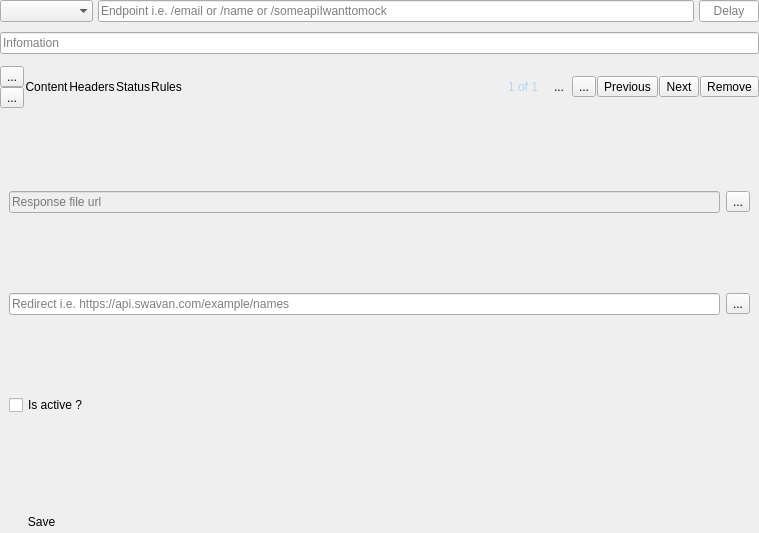
Above: templates/endpoint_identifier.ui from swavan/oneui before the change. Below: the same form after it.
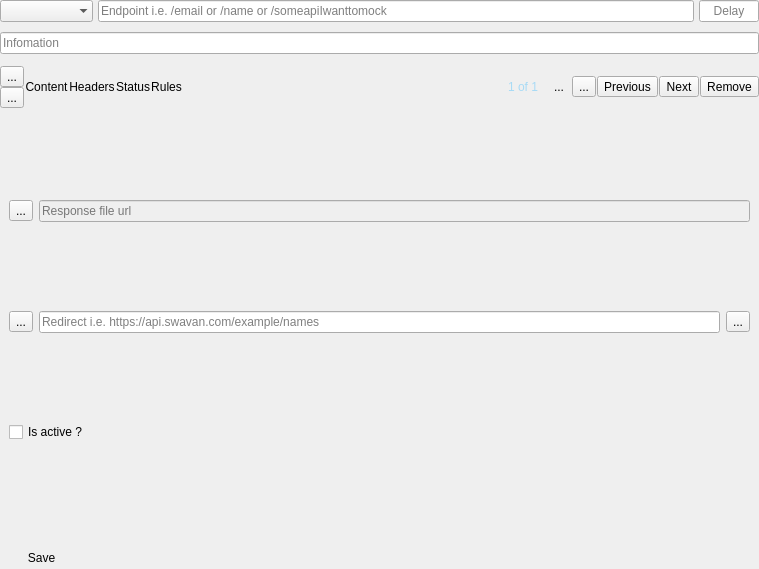
That is the form after the change. The open tabs and pages were chosen to show the change. Icons and pictures are not drawn.

Diff of the .ui file:
```diff
--- a/templates/endpoint_identifier.ui
+++ b/templates/endpoint_identifier.ui
@@ -7,7 +7,7 @@
     <x>0</x>
     <y>0</y>
     <width>759</width>
-    <height>533</height>
+    <height>569</height>
    </rect>
   </property>
   <property name="sizePolicy">
@@ -503,16 +503,6 @@
           <layout class="QVBoxLayout" name="verticalLayout_3">
            <item>
             <layout class="QHBoxLayout" name="horizontalLayout_8">
-             <item>
-              <widget class="QLineEdit" name="file_url_input">
-               <property name="enabled">
-                <bool>false</bool>
-               </property>
-               <property name="placeholderText">
-                <string>Response file url</string>
-               </property>
-              </widget>
-             </item>
              <item>
               <widget class="QToolButton" name="upload_btn">
                <property name="text">
@@ -524,6 +514,16 @@
                </property>
               </widget>
              </item>
+             <item>
+              <widget class="QLineEdit" name="file_url_input">
+               <property name="enabled">
+                <bool>false</bool>
+               </property>
+               <property name="placeholderText">
+                <string>Response file url</string>
+               </property>
+              </widget>
+             </item>
             </layout>
            </item>
           </layout>
@@ -533,6 +533,17 @@
          </item>
          <item>
           <layout class="QHBoxLayout" name="horizontalLayout_4">
+           <item>
+            <widget class="QToolButton" name="redirect_response_modify">
+             <property name="text">
+              <string>...</string>
+             </property>
+             <property name="icon">
+              <iconset>
+               <normaloff>../assets/images/icons/edit.ico</normaloff>../assets/images/icons/edit.ico</iconset>
+             </property>
+            </widget>
+           </item>
            <item>
             <widget class="QLineEdit" name="redirect_input">
              <property name="placeholderText">
@@ -541,7 +552,7 @@
             </widget>
            </item>
            <item>
-            <widget class="QToolButton" name="redirect_response_modify">
+            <widget class="QToolButton" name="btn_open_url">
              <property name="text">
               <string>...</string>
              </property>
```
Left out of the diff: 4 changed lines with no effect on the pictures.
